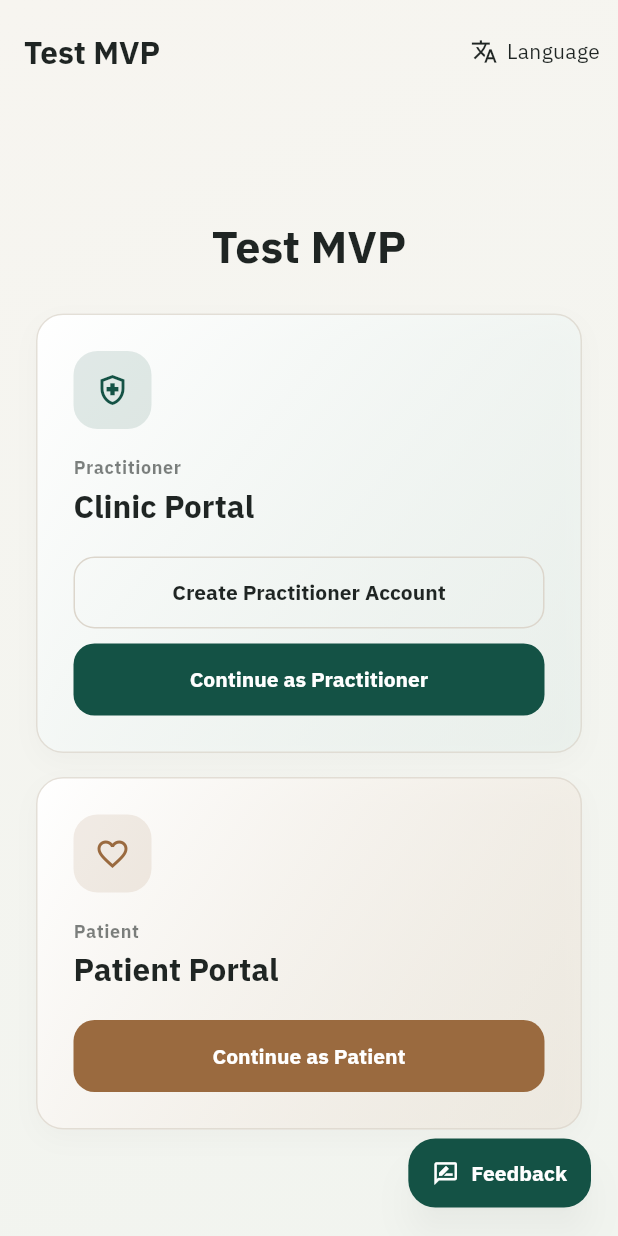
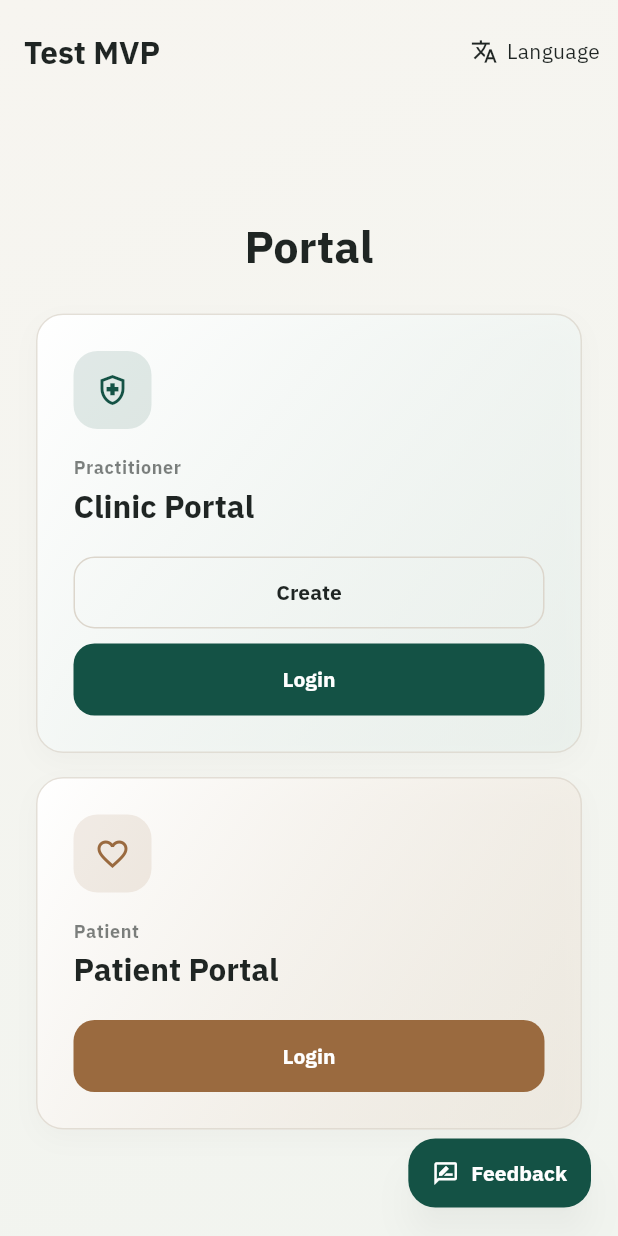
Before and after one commit to HugoSeong0721/test-mvp, a Flutter app: the screen it shows after launch, on a phone screen of 412 x 824 dp. Run offline on Flutter 3.47's test engine with Material 3 defaults, Android fonts, the phone set to English and light mode, and no system bars; our stand-ins replace cloud_firestore, firebase_auth, firebase_core, google_fonts, shared_preferences; missing offline and left inert: dart:html; accounts and stored records are empty.

Commit message:
Simplify portal entry copy

```diff
--- a/lib/features/home/presentation/role_home_screen.dart
+++ b/lib/features/home/presentation/role_home_screen.dart
@@ -34,7 +34,7 @@ class RoleHomeScreen extends StatelessWidget {
                   children: [
                     const SizedBox(height: 24),
                     Text(
-                      lang.tr('Test MVP', '테스트 MVP'),
+                      lang.tr('Portal', '포털'),
                       style: Theme.of(context).textTheme.displaySmall?.copyWith(
                         fontWeight: FontWeight.w700,
                       ),
@@ -50,10 +50,7 @@ class RoleHomeScreen extends StatelessWidget {
                           icon: Icons.health_and_safety_outlined,
                           eyebrow: lang.tr('Practitioner', '침술사'),
                           title: lang.tr('Clinic Portal', '클리닉 포털'),
-                          buttonLabel: lang.tr(
-                            'Continue as Practitioner',
-                            '침술사로 시작',
-                          ),
+                          buttonLabel: lang.tr('Login', '로그인'),
                           onPressed: () => Navigator.pushNamed(
                             context,
                             LoginScreen.routeName,
@@ -62,10 +59,7 @@ class RoleHomeScreen extends StatelessWidget {
                               'loginMode': 'default',
                             },
                           ),
-                          secondaryButtonLabel: lang.tr(
-                            'Create Practitioner Account',
-                            '침술사 회원가입',
-                          ),
+                          secondaryButtonLabel: lang.tr('Create', '가입'),
                           onSecondaryPressed: () => Navigator.pushNamed(
                             context,
                             LoginScreen.routeName,
@@ -81,7 +75,7 @@ class RoleHomeScreen extends StatelessWidget {
                           icon: Icons.favorite_outline,
                           eyebrow: lang.tr('Patient', '환자'),
                           title: lang.tr('Patient Portal', '환자 포털'),
-                          buttonLabel: lang.tr('Continue as Patient', '환자로 시작'),
+                          buttonLabel: lang.tr('Login', '로그인'),
                           onPressed: () => Navigator.pushNamed(
                             context,
                             PatientBetaAuthScreen.routeName,
```
Also changed, not shown: lib/features/auth/presentation/login_screen.dart (+9 -30 lines), lib/features/auth/presentation/patient_beta_auth_screen.dart (+7 -10 lines), 2 other files.
